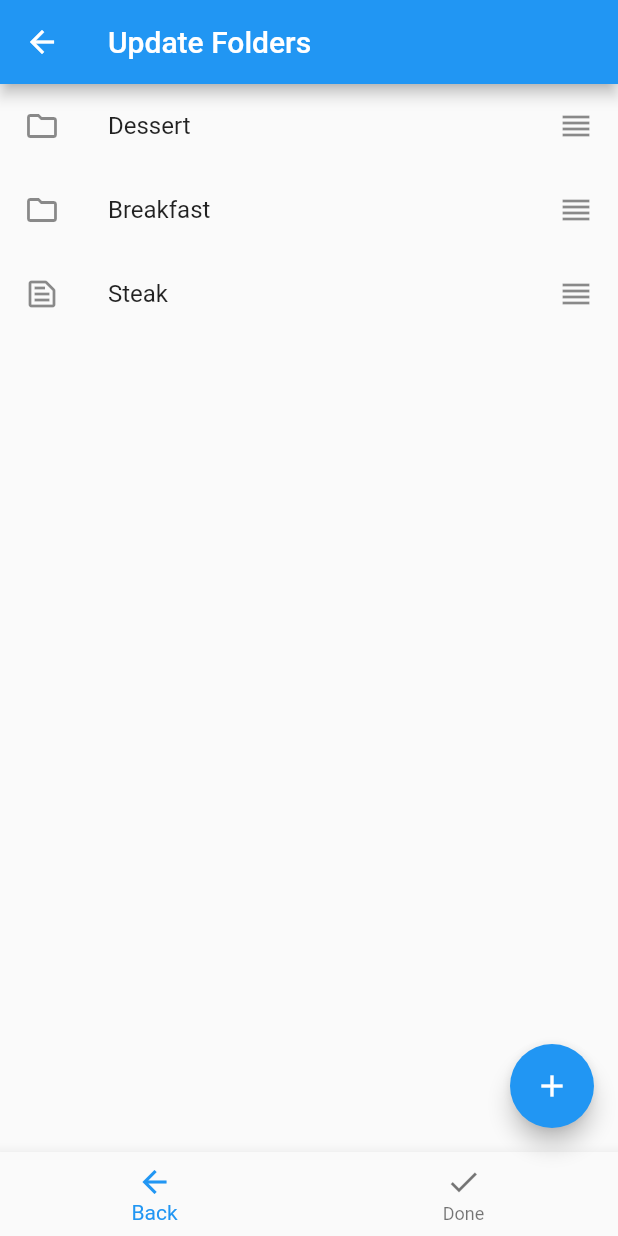
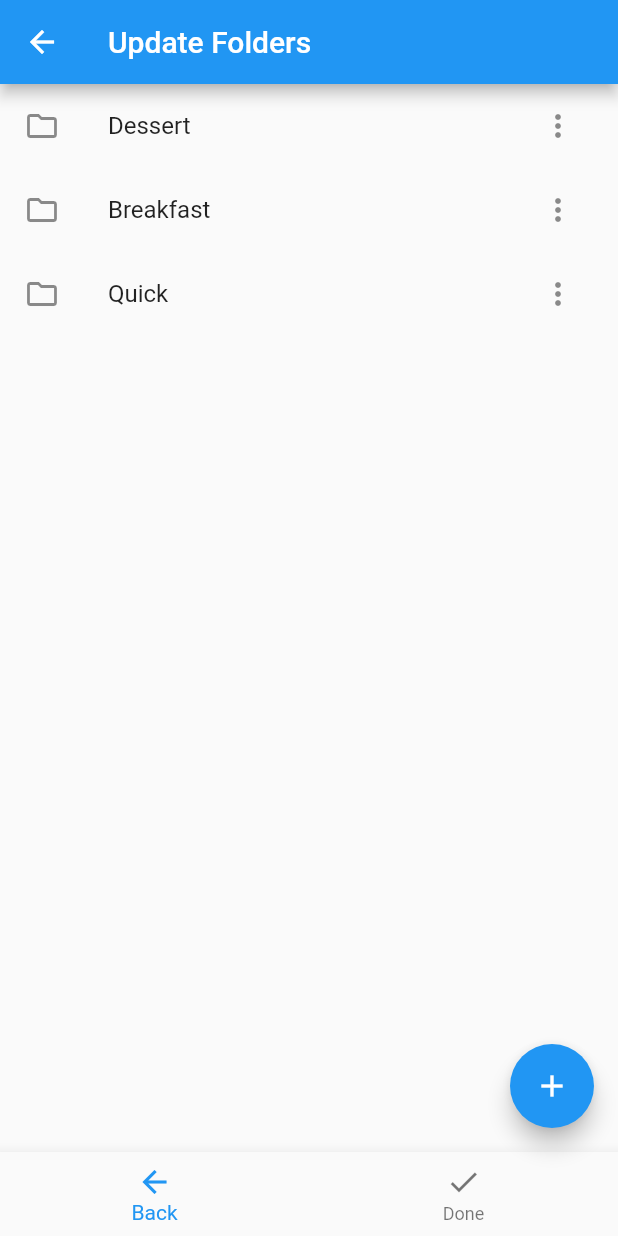
Before and after one commit to kbigelow26/MobileProject, a Flutter app: the screen it shows after launch, in the side drawer, after a tap on "Update Folders", on a phone screen of 412 x 824 dp. Run offline on Flutter 3.47's test engine with Material 2 defaults, Android fonts, the phone set to English and light mode, and no system bars; our stand-ins replace image_picker, rflutter_alert.

Commit message:
making folders have ability to reorder and popup for rename and delete

```diff
--- a/cookbook_app/lib/updateFoldersScreen.dart
+++ b/cookbook_app/lib/updateFoldersScreen.dart
@@ -1,3 +1,4 @@
+import 'package:cookbook_app/reorderList.dart';
 import 'package:flutter/material.dart';
 import 'package:rflutter_alert/rflutter_alert.dart';
 import './main.dart' as homeScreen;
@@ -8,29 +9,8 @@ class UpdateFoldersRoute extends StatefulWidget {
 }
 
 class _UpdateFoldersState extends State<UpdateFoldersRoute> {
-  Widget getListView() {
-    return ListView(
-      children: <Widget>[
-        ListTile(
-          leading: Icon(Icons.folder_outlined),
-          title: Text('Dessert'),
-          trailing: Icon(Icons.reorder),
-        ),
-        ListTile(
-          leading: Icon(Icons.folder_outlined),
-          title: Text('Breakfast'),
-          trailing: Icon(Icons.reorder),
-        ),
-        ListTile(
-          leading: Icon(Icons.text_snippet_outlined),
-          title: Text('Steak'),
-          trailing: Icon(Icons.reorder),
-        ),
-      ],
-    );
-  }
 
-  _openAddFolder(context){
+  _openAddFolder(context) {
     Alert(
         context: context,
         title: "Add Folder",
@@ -60,9 +40,7 @@ class _UpdateFoldersState extends State<UpdateFoldersRoute> {
       appBar: AppBar(
         title: Text('Update Folders'),
       ),
-      body: Center(
-        child: getListView(),
-      ),
+      body: reorderList(),
       floatingActionButton: FloatingActionButton(
         onPressed: () {
           _openAddFolder(context);
@@ -87,7 +65,8 @@ class _UpdateFoldersState extends State<UpdateFoldersRoute> {
           } else if (index == 1) {
             Navigator.push(
               context,
-              MaterialPageRoute(builder: (context) => homeScreen.MyHomePage(title: 'Yum Binder')),
+              MaterialPageRoute(builder: (context) =>
+                  homeScreen.MyHomePage(title: 'Yum Binder')),
             );
           }
         },
```
Also changed, not shown: cookbook_app/lib/reorderList.dart (added, +155 -0 lines).
